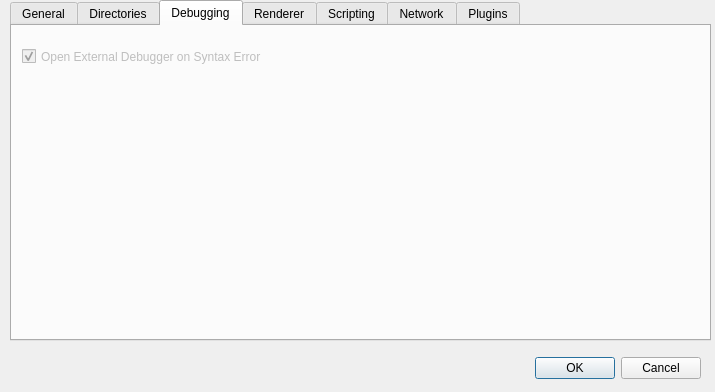
Old version of the form Source/BrainStim/optionpage.ui in the repository svengijsen/BrainStim.
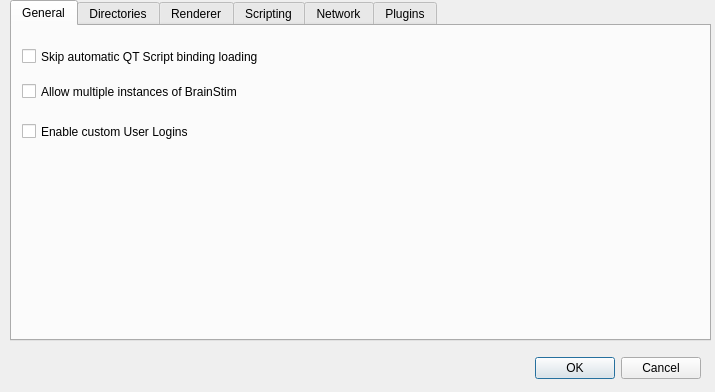
New version of the form. The open tabs and pages were chosen to show the change.

Commit message: Removed a false file inclusion from the InstallJammer script

What changed in the file:
```diff
--- a/Source/BrainStim/optionpage.ui
+++ b/Source/BrainStim/optionpage.ui
@@ -14,6 +14,9 @@
    <string>OptionPage</string>
   </property>
   <widget class="QTabWidget" name="tabWidget">
+   <property name="enabled">
+    <bool>true</bool>
+   </property>
    <property name="geometry">
     <rect>
      <x>10</x>
@@ -60,7 +63,7 @@
       </sizepolicy>
      </property>
      <property name="text">
-      <string>Do not automatically load QT Script bindings</string>
+      <string>Skip automatic QT Script binding loading</string>
      </property>
      <property name="checked">
       <bool>false</bool>
@@ -85,7 +88,7 @@
       </sizepolicy>
      </property>
      <property name="text">
-      <string>Allow multiple instances simultaneously running.</string>
+      <string>Allow multiple instances of BrainStim</string>
      </property>
      <property name="checked">
       <bool>false</bool>
@@ -110,7 +113,7 @@
       </sizepolicy>
      </property>
      <property name="text">
-      <string>Enable custom user logins</string>
+      <string>Enable custom User Logins</string>
      </property>
      <property name="checked">
       <bool>false</bool>
@@ -206,36 +209,6 @@
      </property>
     </widget>
    </widget>
-   <widget class="QWidget" name="tab2">
-    <attribute name="title">
-     <string>Debugging</string>
-    </attribute>
-    <widget class="QCheckBox" name="chk_OpenDebOnError">
-     <property name="enabled">
-      <bool>false</bool>
-     </property>
-     <property name="geometry">
-      <rect>
-       <x>10</x>
-       <y>20</y>
-       <width>361</width>
-       <height>21</height>
-      </rect>
-     </property>
-     <property name="sizePolicy">
-      <sizepolicy hsizetype="Maximum" vsizetype="Fixed">
-       <horstretch>0</horstretch>
-       <verstretch>0</verstretch>
-      </sizepolicy>
-     </property>
-     <property name="text">
-      <string>Open External Debugger on Syntax Error</string>
-     </property>
-     <property name="checked">
-      <bool>true</bool>
-     </property>
-    </widget>
-   </widget>
    <widget class="QWidget" name="tab3">
     <attribute name="title">
      <string>Renderer</string>
```
Left out of the diff: 6 changed lines with no effect on the pictures. The commit also changes 24 other files.
